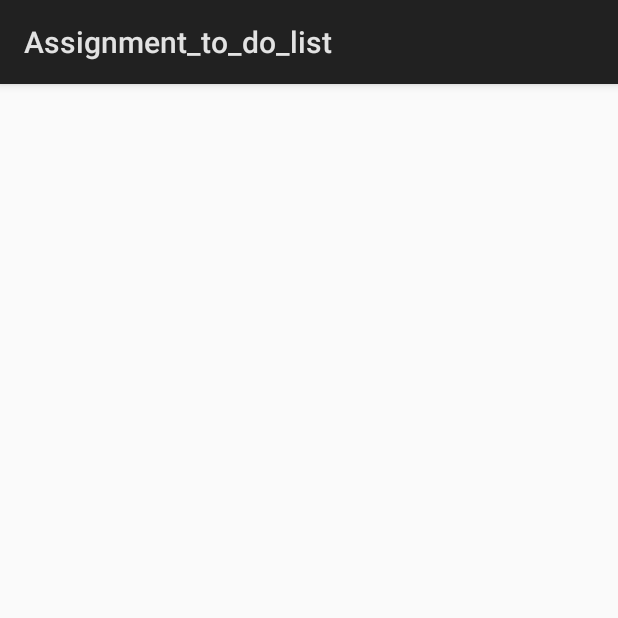
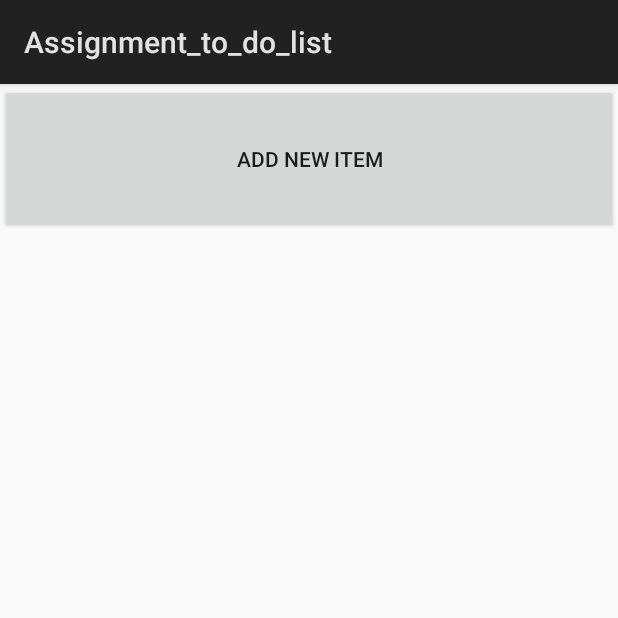
Before and after one commit to adiljay05/to_do_list_andriod, an Android app: the items screen opened directly, with no data from a screen before it, on a phone screen of 412 x 824 dp, the top half of it. Run offline under Robolectric (Android 15) with nearby library versions, the phone set to English and light mode, and no system bars.

Commit message:
Bracket 3 without checkBoxes

```diff
--- a/app/src/main/java/com/example/assignment_to_do_list/assignment_to_do_list/databaseHelper.java
+++ b/app/src/main/java/com/example/assignment_to_do_list/assignment_to_do_list/databaseHelper.java
@@ -2,25 +2,28 @@ package com.example.assignment_to_do_list.assignment_to_do_list;
 
 import android.content.ContentValues;
 import android.content.Context;
+import android.content.Intent;
 import android.database.Cursor;
 import android.database.sqlite.SQLiteDatabase;
 import android.database.sqlite.SQLiteOpenHelper;
+import android.util.Log;
+import android.widget.Toast;
 
 public class databaseHelper extends SQLiteOpenHelper {
     private static final String DATABASE_NAME="list.db";
     private static final String TABLE_NAME="data";
     private static final String TABLE2_NAME="tasks";
-    private static final String data_col1="ID";
+//    private static final String data_col1="ID";
     private static final String data_col2="Name";
-    private static final String tasks_col1="ID";
-    private static final String tasks_col2="dataID";
-    private static final String tasks_col3="description";
-    private static final String tasks_col4="isCompleted";
+//    private static final String tasks_col1="ID";
+//    private static final String tasks_col2="dataID";
+//    private static final String tasks_col3="description";
+//    private static final String tasks_col4="isCompleted";
 
 
-    public databaseHelper(Context context) {
+    databaseHelper(Context context) {
         super(context, DATABASE_NAME, null, 1);
-        SQLiteDatabase db = this.getWritableDatabase();
+        //SQLiteDatabase db = this.getWritableDatabase();
     }
 
     @Override
@@ -37,19 +40,46 @@ public class databaseHelper extends SQLiteOpenHelper {
         onCreate(sqLiteDatabase);
     }
 
-    public Boolean insertData(String name) {
+    Boolean insertData(String name) {
         SQLiteDatabase db = this.getWritableDatabase();
         ContentValues contentValues = new ContentValues();
         contentValues.put("Name",name);
         long result = db.insert(TABLE_NAME,null ,contentValues);
-        if(result == -1)
-            return false;
-        else
-            return true;
+        return result != -1;
     }
 
 
-    public Cursor getData()
+    Boolean insertTask(String name,int id) {
+        SQLiteDatabase db = this.getWritableDatabase();
+        ContentValues contentValues = new ContentValues();
+        contentValues.put("description",name);
+        contentValues.put("dataID",id);
+        contentValues.put("isCompleted",0);
+        long result1 = db.insert(TABLE2_NAME,null ,contentValues);
+        if (result1 != -1) return true;
+        else return false;
+    }
+
+    int getID(String name1)
+    {
+        SQLiteDatabase db=this.getWritableDatabase();
+        Cursor result=db.rawQuery("select * from data where Name='"+name1+"'",null);
+        int id1=-1;
+        if (result.moveToFirst()) {
+            id1=Integer.parseInt(result.getString(0));
+        }
+        //Log.i("ID",""+id1);
+        return id1;
+    }
+
+    Cursor getTasks(int id)
+    {
+        SQLiteDatabase db=this.getWritableDatabase();
+        Cursor result=db.rawQuery("select * from tasks where dataID='"+id+"'",null);
+        return result;
+    }
+
+    Cursor getData()
     {
         SQLiteDatabase db=this.getWritableDatabase();
         Cursor result=db.rawQuery("select * from data",null);
--- a/app/src/main/java/com/example/assignment_to_do_list/assignment_to_do_list/items.java
+++ b/app/src/main/java/com/example/assignment_to_do_list/assignment_to_do_list/items.java
@@ -1,18 +1,116 @@
 package com.example.assignment_to_do_list.assignment_to_do_list;
 
 import android.app.Activity;
+import android.app.AlertDialog;
+import android.content.DialogInterface;
 import android.content.Intent;
+import android.database.Cursor;
+import android.database.sqlite.SQLiteDatabase;
 import android.os.Bundle;
+import android.text.InputType;
+import android.view.View;
+import android.widget.AdapterView;
+import android.widget.ArrayAdapter;
+import android.widget.Button;
+import android.widget.EditText;
+import android.widget.ListView;
 import android.widget.TextView;
+import android.widget.Toast;
+
+import java.util.ArrayList;
 
 public class items extends Activity {
 
+    public databaseHelper mydb;
+    public String m_Text = "";
+    ArrayList<Integer> ids=new ArrayList<>();
+    ArrayList<String> arr=new ArrayList<>();
+    public String d;
+    public int id;
     @Override
     protected void onCreate(Bundle savedInstanceState) {
         super.onCreate(savedInstanceState);
         setContentView(R.layout.activity_items);
-        String d = getIntent().getStringExtra("name");
-        TextView t=findViewById(R.id.text);
-        t.setText(d);
+        String str = getIntent().getStringExtra("name");
+        d=str;
+        mydb=new databaseHelper(getApplicationContext());
+        //id=mydb.getID("jawad");
+
+        //Toast.makeText(this,""+id,Toast.LENGTH_SHORT).show();
+        //Toast.makeText(this,Integer.parseInt(id.getString(0)),Toast.LENGTH_SHORT).show();
+        int id1=mydb.getID(d);
+
+        Button b=findViewById(R.id.newItemButton);
+        b.setOnClickListener(new View.OnClickListener() {
+            @Override
+            public void onClick(View view) {
+                openDialogue();
+            }
+        });
+
+        Cursor data=mydb.getTasks(id1);
+        if(data.getCount() == 0) {
+            //Toast.makeText(this,"empty database",Toast.LENGTH_SHORT).show();
+            //return;
+        }
+        else {
+            while (data.moveToNext()) {
+                arr.add(data.getString(2));
+                ids.add(Integer.valueOf(data.getString(0)));
+            }
+            Toast.makeText(this,arr.toString(),Toast.LENGTH_SHORT).show();
+        }
+        ListView l=findViewById(R.id.listView);
+        final ArrayAdapter<String> aa = new ArrayAdapter<>(this,
+                android.R.layout.simple_list_item_1, arr);
+        l.setAdapter(aa);
+
+//        l.setOnItemClickListener(new AdapterView.OnItemClickListener() {
+//            @Override
+//            public void onItemClick(AdapterView<?> adapterView, View view, int i, long l) {
+//
+//                Toast.makeText(getApplicationContext(),aa.getItem(i),Toast.LENGTH_SHORT).show();
+//            }
+//        });
+    }
+    public void openDialogue()
+    {
+        AlertDialog.Builder builder = new AlertDialog.Builder(this);
+        builder.setTitle("Enter list Name");
+        final EditText input = new EditText(this);
+        input.setInputType(InputType.TYPE_CLASS_TEXT );
+        builder.setView(input);
+        builder.setPositiveButton("OK", new DialogInterface.OnClickListener() {
+            @Override
+            public void onClick(DialogInterface dialog, int which) {
+                m_Text = input.getText().toString();
+                if(m_Text=="")
+                    return;
+                //Toast.makeText(getApplicationContext(), m_Text, Toast.LENGTH_SHORT).show();
+                mydb=new databaseHelper(getApplicationContext());
+                int id1=mydb.getID(d);
+                //Toast.makeText(getApplicationContext(),id.toString(),Toast.LENGTH_SHORT).show();
+                if(id1==-1){
+                    Toast.makeText(getApplicationContext(),"No id found",Toast.LENGTH_SHORT).show();
+                }
+                Boolean n=mydb.insertTask(m_Text,id1);
+                if(n){
+                    Toast.makeText(getApplicationContext(),"Data Inserted",Toast.LENGTH_SHORT).show();
+                }
+                else{
+                    Toast.makeText(getApplicationContext(),"Cannot Enter the data",Toast.LENGTH_SHORT).show();
+                }
+                arr.add(m_Text);
+            }
+        });
+        builder.setNegativeButton("Cancel", new DialogInterface.OnClickListener() {
+            @Override
+            public void onClick(DialogInterface dialog, int which) {
+                dialog.cancel();
+                Toast.makeText(getApplicationContext(),"Canceled by user", Toast.LENGTH_SHORT).show();
+            }
+        });
+
+        builder.show();
     }
 }
--- a/app/src/main/res/layout/activity_items.xml
+++ b/app/src/main/res/layout/activity_items.xml
@@ -6,12 +6,20 @@
     android:layout_height="match_parent"
     tools:context=".items">
 
-    <TextView
+    <Button
+        android:layout_width="match_parent"
+        android:layout_height="100dp"
+        android:text="Add new item"
+        android:id="@+id/newItemButton"
+        tools:ignore="HardcodedText" />
+    <ListView
         android:layout_width="match_parent"
         android:layout_height="match_parent"
-        android:text="jawad"
-        android:id="@+id/text"
+        android:id="@+id/listView"
+        android:layout_below="@id/newItemButton"
+        >
 
-        />
+    </ListView>
+
 
 </RelativeLayout>
--- a/app/src/main/res/layout/activity_main.xml
+++ b/app/src/main/res/layout/activity_main.xml
@@ -10,9 +10,9 @@
         android:layout_height="match_parent">
 
         <Button
-            android:layout_width="100dp"
+            android:layout_width="match_parent"
             android:layout_height="100dp"
-            android:text="Add new item"
+            android:text="Add new List"
             android:id="@+id/newItemButton"
             />
         <ListView
```
Also changed, not shown: app/src/main/java/com/example/assignment_to_do_list/assignment_to_do_list/MainActivity.java (+6 -6 lines).
